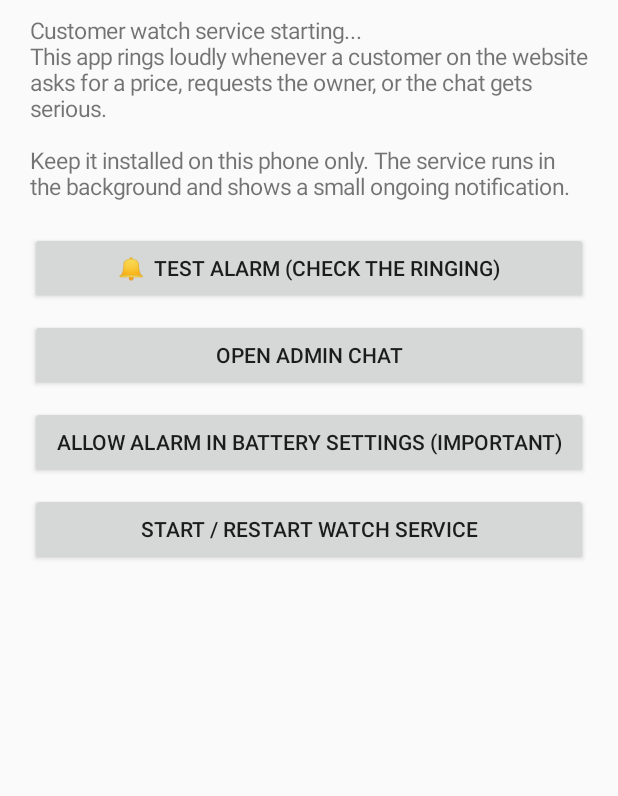
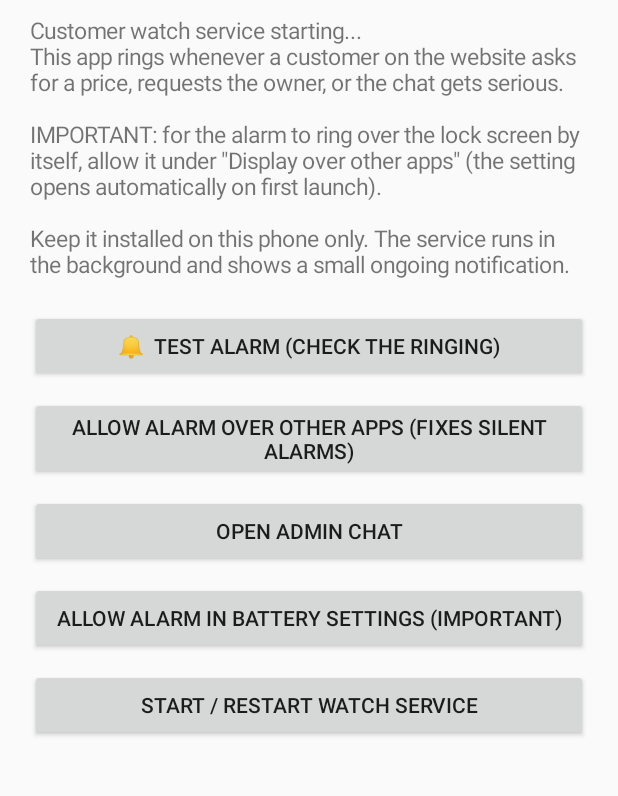
Before and after one commit to sulimanalhassan123as-code/safa-alarm-apk, an Android app: the screen it shows after launch (MainActivity), on a phone screen of 412 x 824 dp, the part 83-879 px from its top. Run offline under Robolectric (Android 15) with nearby library versions, the light colour scheme and no system bars; network calls fail.

Commit message:
v1.1: fix alarm not launching over lock screen (overlay permission + launch from service), soften siren (45% gain, 65% volume, 2-min auto-silence), FSI fallback now rings with sound

```diff
--- a/app/build.gradle
+++ b/app/build.gradle
@@ -10,8 +10,8 @@ android {
         applicationId "com.safa.alarm"
         minSdk 24
         targetSdk 34
-        versionCode 1
-        versionName "1.0"
+        versionCode 2
+        versionName "1.1"
         buildConfigField "String", "SECRET", "\"" + (System.getenv('SAFA_ALARM_SECRET') ?: "") + "\""
     }
     buildFeatures { buildConfig true }
--- a/app/src/main/AndroidManifest.xml
+++ b/app/src/main/AndroidManifest.xml
@@ -8,6 +8,7 @@
     <uses-permission android:name="android.permission.WAKE_LOCK"/>
     <uses-permission android:name="android.permission.VIBRATE"/>
     <uses-permission android:name="android.permission.USE_FULL_SCREEN_INTENT"/>
+    <uses-permission android:name="android.permission.SYSTEM_ALERT_WINDOW"/>
     <uses-permission android:name="android.permission.RECEIVE_BOOT_COMPLETED"/>
     <uses-permission android:name="android.permission.REQUEST_IGNORE_BATTERY_OPTIMIZATIONS"/>
 
--- a/app/src/main/java/com/safa/alarm/MainActivity.kt
+++ b/app/src/main/java/com/safa/alarm/MainActivity.kt
@@ -22,6 +22,16 @@ class MainActivity : Activity() {
         if (Build.VERSION.SDK_INT >= 33) {
             requestPermissions(arrayOf(android.Manifest.permission.POST_NOTIFICATIONS), 1)
         }
+        // CRITICAL: without "display over other apps" Android blocks the alarm screen from
+        // launching by itself -> you only get a silent notification. Open the settings now.
+        if (!android.provider.Settings.canDrawOverlays(this)) {
+            try {
+                startActivity(android.content.Intent(
+                    android.provider.Settings.ACTION_MANAGE_OVERLAY_PERMISSION,
+                    Uri.parse("package:com.safa.alarm")
+                ))
+            } catch (_: Exception) { }
+        }
 
         val pad = (resources.displayMetrics.density * 20).toInt()
         val scroll = ScrollView(this)
@@ -35,8 +45,9 @@ class MainActivity : Activity() {
             setTextColor(0xFF1a3a5c.toInt())
         }
         val status = TextView(this).apply {
-            text = "Customer watch service starting...\nThis app rings loudly whenever a customer " +
+            text = "Customer watch service starting...\nThis app rings whenever a customer " +
                 "on the website asks for a price, requests the owner, or the chat gets serious.\n\n" +
+                "IMPORTANT: for the alarm to ring over the lock screen by itself, allow it under \"Display over other apps\" (the setting opens automatically on first launch).\n\n" +
                 "Keep it installed on this phone only. The service runs in the background " +
                 "and shows a small ongoing notification."
             textSize = 15f
@@ -61,6 +72,15 @@ class MainActivity : Activity() {
                 try { Net.call(this, "test") } catch (_: Exception) {}
             }.start()
             status.text = "Test alarm sent. Your phone should ring within 20 seconds..."
+        }
+
+        btn("Allow alarm over other apps (FIXES silent alarms)") {
+            try {
+                startActivity(android.content.Intent(
+                    android.provider.Settings.ACTION_MANAGE_OVERLAY_PERMISSION,
+                    Uri.parse("package:com.safa.alarm")
+                ))
+            } catch (_: Exception) { }
         }
 
         btn("Open Admin Chat") {
```
Also changed, not shown: app/src/main/java/com/safa/alarm/AlarmActivity.kt (+25 -5 lines), app/src/main/java/com/safa/alarm/AlarmService.kt (+10 -2 lines), 1 other file.
